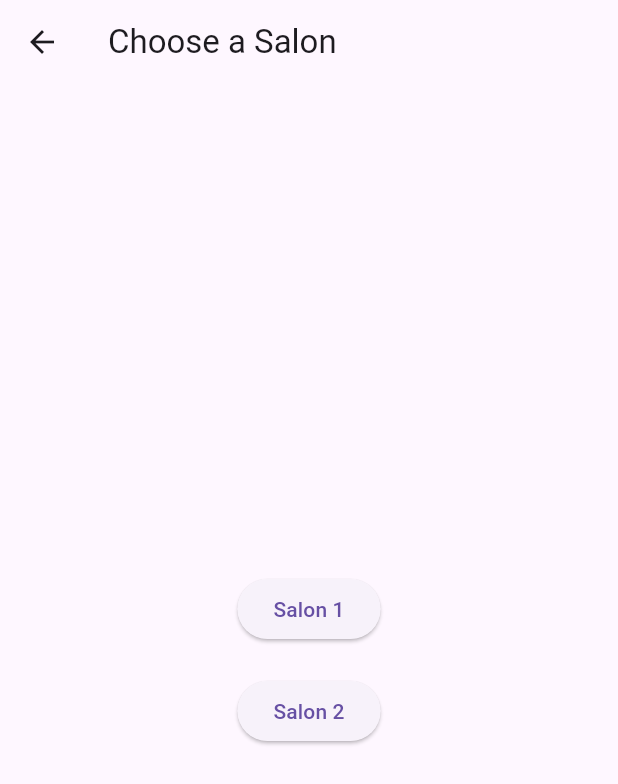
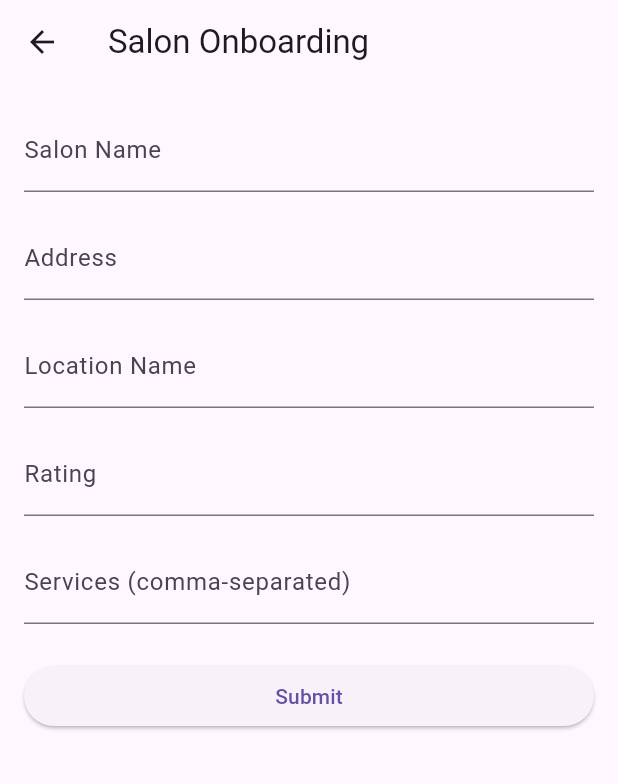
Before and after one commit to Udaychandra2356/Quick_salon, a Flutter app: the SalonOnboardingScreen screen opened directly, on a phone screen of 412 x 824 dp. Shown: the top 784 px of the screen. Run offline on Flutter 3.47's test engine with Material 3 defaults, Android fonts, the phone set to English and light mode, and no system bars; our stand-ins replace cloud_firestore, firebase_auth, firebase_core, fluttertoast, geocoding, geolocator; missing offline and left inert: firebase_ui_auth; accounts and stored records are empty.

Commit message:
Add salon onboarding and some more fixes

```diff
--- a/assignment_project/lib/main.dart
+++ b/assignment_project/lib/main.dart
@@ -1,13 +1,12 @@
+import 'package:flutter/material.dart';
 import 'package:firebase_core/firebase_core.dart';
-import 'package:flutter/material.dart';
+import 'firebase_options.dart';
 import 'app.dart';
-import 'firebase_options.dart';
 
 void main() async {
   WidgetsFlutterBinding.ensureInitialized();
   await Firebase.initializeApp(
     options: DefaultFirebaseOptions.currentPlatform,
   );
-
   runApp(const MyApp());
 }
--- a/assignment_project/lib/onboarding.dart
+++ /dev/null
@@ -1,45 +0,0 @@
-import 'package:flutter/material.dart';
-import 'appointment_booking.dart'; // Import AppointmentBookingScreen
-
-class SalonOnboardingScreen extends StatelessWidget {
-  @override
-  Widget build(BuildContext context) {
-    return Scaffold(
-      appBar: AppBar(
-        title: Text('Choose a Salon'),
-      ),
-      body: Center(
-        child: Column(
-          mainAxisAlignment: MainAxisAlignment.center,
-          children: [
-            ElevatedButton(
-              onPressed: () {
-                // Navigate to the AppointmentBookingScreen for Salon 1
-                Navigator.push(
-                  context,
-                  MaterialPageRoute(
-                      builder: (context) =>
-                          AppointmentBookingScreen(salonName: 'Salon 1')),
-                );
-              },
-              child: Text('Salon 1'),
-            ),
-            SizedBox(height: 20.0),
-            ElevatedButton(
-              onPressed: () {
-                // Navigate to the AppointmentBookingScreen for Salon 2
-                Navigator.push(
-                  context,
-                  MaterialPageRoute(
-                      builder: (context) =>
-                          AppointmentBookingScreen(salonName: 'Salon 2')),
-                );
-              },
-              child: Text('Salon 2'),
-            ),
-          ],
-        ),
-      ),
-    );
-  }
-}
--- /dev/null
+++ b/assignment_project/lib/salon_onboarding_screen.dart
@@ -0,0 +1,161 @@
+import 'package:cloud_firestore/cloud_firestore.dart';
+import 'package:flutter/material.dart';
+
+class SalonOnboardingScreen extends StatefulWidget {
+  const SalonOnboardingScreen({Key? key}) : super(key: key);
+
+  @override
+  _SalonOnboardingScreenState createState() => _SalonOnboardingScreenState();
+}
+
+class _SalonOnboardingScreenState extends State<SalonOnboardingScreen> {
+  final _formKey = GlobalKey<FormState>();
+  final _salonNameController = TextEditingController();
+  final _addressController = TextEditingController();
+  final _locationNameController = TextEditingController();
+  final _ratingController = TextEditingController();
+  final _servicesController = TextEditingController();
+
+  @override
+  void dispose() {
+    _salonNameController.dispose();
+    _addressController.dispose();
+    _locationNameController.dispose();
+    _ratingController.dispose();
+    _servicesController.dispose();
+    super.dispose();
+  }
+
+  @override
+  Widget build(BuildContext context) {
+    return Scaffold(
+      appBar: AppBar(
+        title: const Text('Salon Onboarding'),
+      ),
+      body: Padding(
+        padding: const EdgeInsets.all(16.0),
+        child: SingleChildScrollView(
+          child: Form(
+            key: _formKey,
+            child: Column(
+              crossAxisAlignment: CrossAxisAlignment.stretch,
+              children: [
+                TextFormField(
+                  controller: _salonNameController,
+                  decoration: const InputDecoration(
+                    labelText: 'Salon Name',
+                  ),
+                  validator: (value) {
+                    if (value == null || value.isEmpty) {
+                      return 'Please enter a salon name';
+                    }
+                    return null;
+                  },
+                ),
+                const SizedBox(height: 16.0),
+                TextFormField(
+                  controller: _addressController,
+                  decoration: const InputDecoration(
+                    labelText: 'Address',
+                  ),
+                  validator: (value) {
+                    if (value == null || value.isEmpty) {
+                      return 'Please enter an address';
+                    }
+                    return null;
+                  },
+                ),
+                const SizedBox(height: 16.0),
+                TextFormField(
+                  controller: _locationNameController,
+                  decoration: const InputDecoration(
+                    labelText: 'Location Name',
+                  ),
+                  validator: (value) {
+                    if (value == null || value.isEmpty) {
+                      return 'Please enter a location name';
+                    }
+                    return null;
+                  },
+                ),
+                const SizedBox(height: 16.0),
+                TextFormField(
+                  controller: _ratingController,
+                  decoration: const InputDecoration(
+                    labelText: 'Rating',
+                  ),
+                  validator: (value) {
+                    if (value == null || value.isEmpty) {
+                      return 'Please enter a rating';
+                    }
+                    return null;
+                  },
+                ),
+                const SizedBox(height: 16.0),
+                TextFormField(
+                  controller: _servicesController,
+                  decoration: const InputDecoration(
+                    labelText: 'Services (comma-separated)',
+                  ),
+                  validator: (value) {
+                    if (value == null || value.isEmpty) {
+                      return 'Please enter services';
+                    }
+                    return null;
+                  },
+                ),
+                const SizedBox(height: 24.0),
+                ElevatedButton(
+                  onPressed: () {
+                    if (_formKey.currentState!.validate()) {
+                      _saveSalonToFirestore();
+                    }
+                  },
+                  child: const Text('Submit'),
+                ),
+              ],
+            ),
+          ),
+        ),
+      ),
+    );
+  }
+
+  Future<void> _saveSalonToFirestore() async {
+    final salonName = _salonNameController.text;
+    final address = _addressController.text;
+    final locationName = _locationNameController.text;
+    final rating = double.parse(_ratingController.text);
+    final servicesList = _servicesController.text.split(',');
+
+    final services = servicesList.map((service) {
+      final parts = service.trim().split(':');
+      return {
+        'name': parts[0],
+        'price': double.parse(parts[1]),
+      };
+    }).toList();
+
+    final salonId = FirebaseFirestore.instance.collection('salons').doc().id;
+
+    final salonData = {
+      'id': salonId,
+      'name': salonName,
+      'address': address,
+      'locationName': locationName,
+      'rating': rating,
+      'services': services,
+    };
+
+    await FirebaseFirestore.instance
+        .collection('salons')
+        .doc(salonId)
+        .set(salonData);
+
+    ScaffoldMessenger.of(context).showSnackBar(
+      const SnackBar(
+        content: Text('Salon onboarding completed'),
+      ),
+    );
+  }
+}
```
Also changed, not shown: assignment_project/lib/SalonByLocationPage.dart (+9 -12 lines), assignment_project/lib/auth_gate.dart (+38 -42 lines), assignment_project/lib/home.dart (+68 -31 lines).
